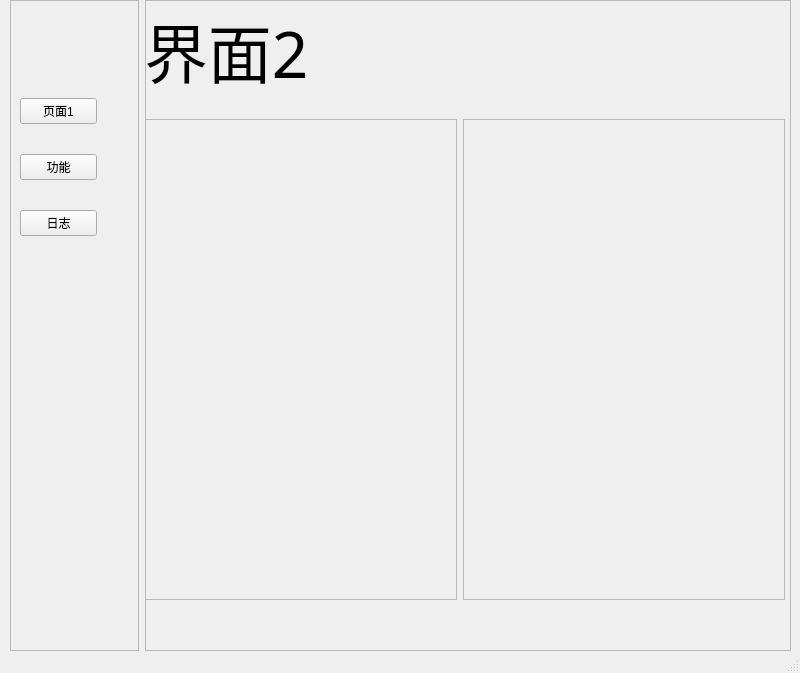
Qt form asserts/MainWindows.ui (JhihJian/Jhih_Ai_Assistant) before a commit.
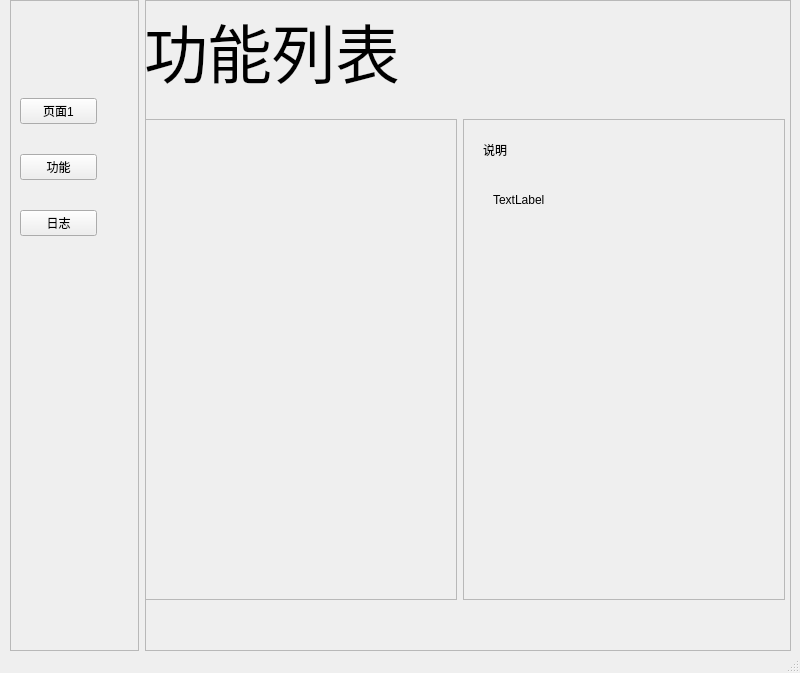
The same form after that commit.

```diff
--- a/asserts/MainWindows.ui
+++ b/asserts/MainWindows.ui
@@ -146,7 +146,7 @@
            </font>
           </property>
           <property name="text">
-           <string>界面2</string>
+           <string>功能列表</string>
           </property>
          </widget>
          <widget class="QWidget" name="layoutWidget3">
@@ -213,6 +213,51 @@
              <property name="frameShadow">
               <enum>QFrame::Raised</enum>
              </property>
+             <widget class="QStackedWidget" name="function_widget">
+              <property name="geometry">
+               <rect>
+                <x>10</x>
+                <y>10</y>
+                <width>301</width>
+                <height>461</height>
+               </rect>
+              </property>
+              <property name="sizePolicy">
+               <sizepolicy hsizetype="Expanding" vsizetype="Expanding">
+                <horstretch>0</horstretch>
+                <verstretch>0</verstretch>
+               </sizepolicy>
+              </property>
+              <widget class="QWidget" name="defaut_page">
+               <widget class="QLabel" name="function_title">
+                <property name="geometry">
+                 <rect>
+                  <x>10</x>
+                  <y>0</y>
+                  <width>71</width>
+                  <height>41</height>
+                 </rect>
+                </property>
+                <property name="text">
+                 <string>说明</string>
+                </property>
+               </widget>
+               <widget class="QLabel" name="function_describe">
+                <property name="geometry">
+                 <rect>
+                  <x>20</x>
+                  <y>50</y>
+                  <width>261</width>
+                  <height>41</height>
+                 </rect>
+                </property>
+                <property name="text">
+                 <string>TextLabel</string>
+                </property>
+               </widget>
+              </widget>
+              <widget class="QWidget" name="page_3"/>
+             </widget>
             </widget>
            </item>
           </layout>
```
